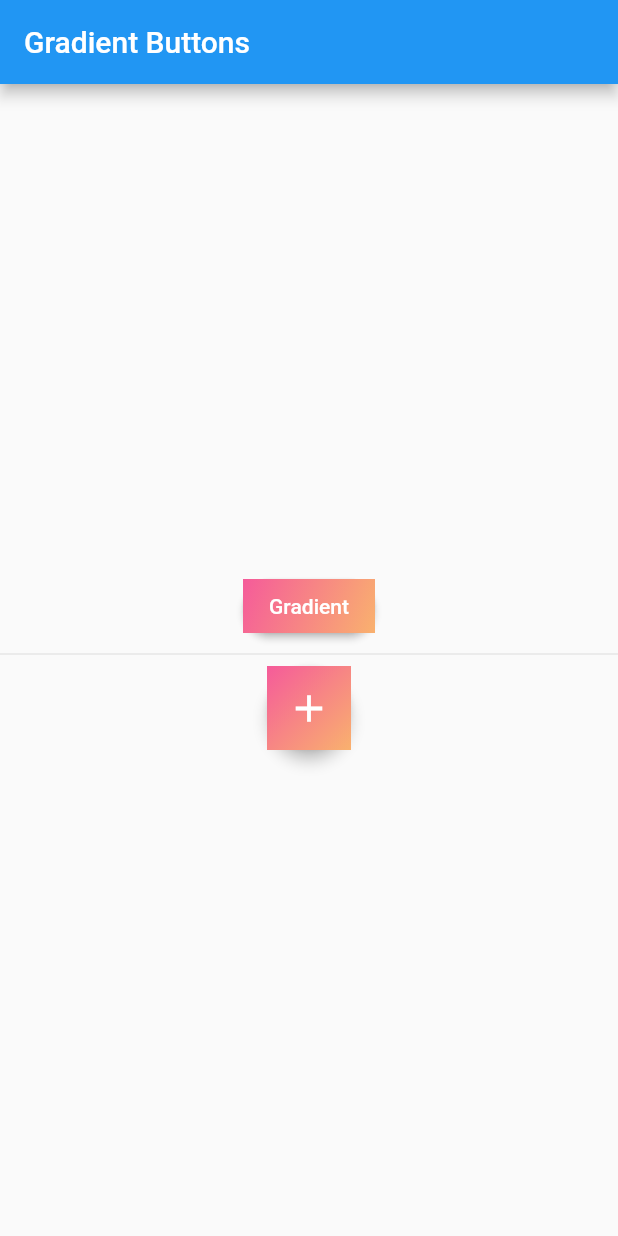
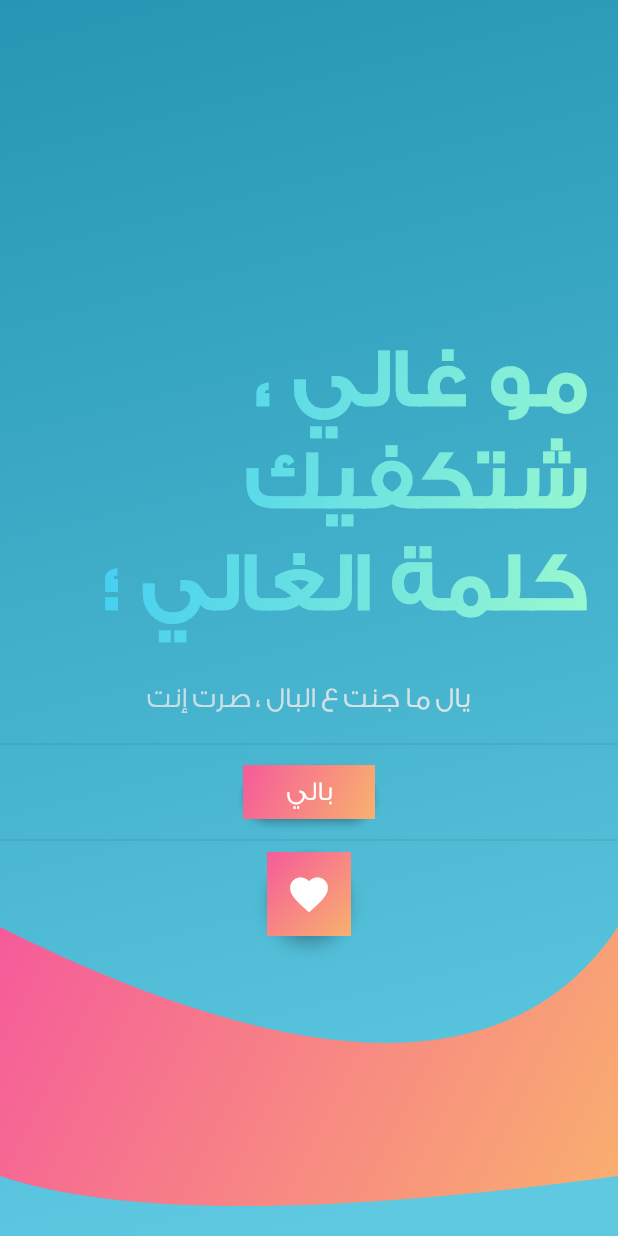
Before and after one commit to bluemix/Gradient-Screens, a Flutter app: the screen it shows after launch, on a phone screen of 412 x 824 dp. Run offline on Flutter 3.47's test engine with Material 2 defaults, Android fonts, the phone set to English and light mode, and no system bars.

Commit message:
gradient text and fonts

```diff
--- a/lib/main.dart
+++ b/lib/main.dart
@@ -1,4 +1,6 @@
 import 'package:flutter/material.dart';
+import 'package:gradient_buttons/utils.dart';
+import 'package:gradient_buttons/wavy_clipper.dart';
 
 void main() => runApp(new MyApp());
 
@@ -10,6 +12,10 @@ class MyApp extends StatelessWidget {
       theme: new ThemeData(
         primarySwatch: Colors.blue,
       ),
+      builder: (BuildContext context, Widget child) {
+        return appDirectionality(child);
+      },
+      debugShowCheckedModeBanner: false,
       home: new MyHomePage(title: 'Gradient Buttons'),
     );
   }
@@ -25,9 +31,73 @@ class MyHomePage extends StatefulWidget {
 }
 
 class _MyHomePageState extends State<MyHomePage> {
-  @override
-  Widget build(BuildContext context) {
-    BoxDecoration gradientBackDecoration() {
+  buildBackground() {
+    double width = MediaQuery.of(context).size.width;
+    double height = MediaQuery.of(context).size.height;
+
+    return Stack(
+      fit: StackFit.expand,
+      children: <Widget>[
+        Container(
+          decoration: gradientBack(),
+        ),
+        Column(
+          crossAxisAlignment: CrossAxisAlignment.center,
+          mainAxisSize: MainAxisSize.min,
+          mainAxisAlignment: MainAxisAlignment.start,
+          children: <Widget>[
+            Expanded(
+              flex: 3,
+              child: Center(),
+            ),
+            Expanded(
+                flex: 1,
+                child: Stack(
+                  fit: StackFit.loose,
+                  children: <Widget>[
+                    ClipPath(
+                      clipper: BottomWaveClipper(),
+                      child: new Container(
+                        // height: height * 0.25,
+                        // width: width * 1.0,
+                        padding: const EdgeInsets.all(20.0),
+                        decoration: new BoxDecoration(
+                          shape: BoxShape.rectangle,
+                          gradient: const LinearGradient(
+                            begin: Alignment.topLeft,
+                            end: Alignment.bottomRight,
+                            colors: const <Color>[
+                              Color(
+                                  0xffF55B9A), // <color name="bleu_de_france">#388DE3</color>
+                              Color(
+                                  0xffF9B16E), // <color name="summer_sky">#2BB2DF</color>
+                            ],
+                          ),
+                        ),
+                      ),
+                    ),
+                  ],
+                )),
+          ],
+        )
+      ],
+    );
+  }
+
+  BoxDecoration gradientBack() {
+    return const BoxDecoration(
+      gradient: const LinearGradient(
+        begin: Alignment.topLeft,
+        end: Alignment.bottomCenter,
+        colors: const <Color>[
+          Color(0xff2596B3), // <color name="pelorous">#2596B3</color>
+          Color(0xff5FC9E2), // <color name="viking">#5FC9E2</color>
+        ],
+      ),
+    );
+  }
+
+  BoxDecoration gradientButtonBack() {
     return const BoxDecoration(
       gradient: const LinearGradient(
         begin: Alignment.topLeft,
@@ -39,90 +109,100 @@ class _MyHomePageState extends State<MyHomePage> {
       ),
     );
   }
+
+  @override
+  Widget build(BuildContext context) {
     final ThemeData theme = Theme.of(context);
     final ButtonThemeData buttonTheme =
         ButtonTheme.of(context).copyWith(padding: const EdgeInsets.all(0.0));
 
+    final Shader linearGradient = LinearGradient(
+      begin: Alignment.topLeft,
+      end: Alignment.bottomCenter,
+      colors: <Color>[
+        Color(0xfff20BDFF),
+        Color(0xffA5FECB),
+      ],
+    ).createShader(Rect.fromLTWH(0.0, 0.0, 1000.0, 100.0));
+
+    final Shader linearGradient2 = LinearGradient(
+      begin: Alignment.topLeft,
+      end: Alignment.bottomCenter,
+      colors: <Color>[
+        Color(0xaaE8E8E8),
+        Color(0xffE8E8E8),
+      ],
+    ).createShader(Rect.fromLTWH(0.0, 0.0, 1000.0, 100.0));
+
     Widget gradientContainer(double incHeightBy, Widget child) => new Container(
           height: buttonTheme.height + incHeightBy,
           width: buttonTheme.minWidth,
-          decoration: gradientBackDecoration(),
+          decoration: gradientButtonBack(),
           child: Center(child: child),
         );
 
     return new Scaffold(
-      appBar: new AppBar(
-        title: new Text(widget.title),
-      ),
-      body: new Center(
+        // appBar: new AppBar(
+        //   title: new Text(widget.title),
+        // ),
+        body: Stack(
+      fit: StackFit.expand,
+      children: <Widget>[
+        buildBackground(),
+        new Center(
           child: new Column(
             mainAxisAlignment: MainAxisAlignment.center,
             children: <Widget>[
+              Padding(
+                padding: const EdgeInsets.all(20.0),
+                child: Text(
+                  'مو غالي ، شتكفيك كلمة الغالي ؛',
+                  style: new TextStyle(
+                      fontSize: 55.0,
+                      fontFamily: 'GE SS Bold',
+                      fontWeight: FontWeight.bold,
+                      foreground: Paint()..shader = linearGradient),
+                ),
+              ),
+              Padding(
+                padding: const EdgeInsets.all(10.0),
+                child: Text(
+                  'يال ما جنت ع البال ، صرت إنت',
+                  style: new TextStyle(
+                      fontSize: 19.0,
+                      fontFamily: 'GE SS Light',
+                      foreground: Paint()..shader = linearGradient2),
+                ),
+              ),
+              Divider(),
               RawMaterialButton(
                 fillColor: Colors.transparent,
-
                 padding: const EdgeInsets.all(0.0),
-              shape: RoundedRectangleBorder(borderRadius: BorderRadius.circular(20.0)),
+                shape: RoundedRectangleBorder(
+                    borderRadius: BorderRadius.circular(20.0)),
                 textStyle: theme.textTheme.button.copyWith(color: Colors.white),
                 onPressed: () => print('button pressed'),
-              child: gradientContainer(0.0, Text('Gradient'),),
+                child: gradientContainer(
+                  0.0,
+                  Text('بالي', style: TextStyle(fontFamily: 'GE SS Light', fontSize: 18.0),),
+                ),
               ),
               Divider(),
               FloatingActionButton(
                 foregroundColor: Colors.white,
                 onPressed: () => print('FAB clicked'),
                 elevation: 4.0,
-
-              child: gradientContainer(30.0, Icon(Icons.add, size: 30.0,)),
+                child: gradientContainer(
+                    30.0,
+                    Icon(
+                      Icons.favorite,
+                      size: 30.0,
+                    )),
               ),
-            // new MaterialButton(
-            //   height: 40.0,
-            //   minWidth: 70.0,
-            //   padding: buttonTheme.padding,
-            //   color: Theme.of(context).primaryColor,
-            //   textColor: Colors.white,
-            //   child: gradientContainer(),
-            //   onPressed: () => {},
-            //   splashColor: Colors.redAccent,
-            // ),
-            // RaisedButton(
-            //   color: Colors.orangeAccent,
-            //   onPressed: () => print('button pressed'),
-            //   padding: const EdgeInsets.all(0.0),
-            //   child: Container(
-            //     color: Colors.teal,
-            //     child: Padding(
-            //       padding: const EdgeInsets.all(5.0),
-            //       child: Text(
-            //         'Press me',
-            //         style: TextStyle(color: Colors.white),
-            //       ),
-            //     ),
-            //   ),
-            // ),
-            // Material(
-            //   elevation: 3.0,
-            //   child: InkWell(
-            //     onTap: () => print('physical model clicked'),
-            //     highlightColor: Colors.teal,
-            //     splashColor: Colors.yellow,
-            //     radius: 15.0,
-            //     child: AnimatedPhysicalModel(
-            //       shape: BoxShape.rectangle,
-            //       elevation: 3.0,
-            //       color: Colors.lightBlueAccent,
-            //       child: Text('Animated Physical Model'),
-            //       duration: Duration(seconds: 1),
-            //       curve: Curves.fastOutSlowIn,
-            //       borderRadius: BorderRadius.zero,
-            //       shadowColor: Colors.greenAccent,
-            //     ),
-            //   ),
-            // ),
-
             ],
           ),
         ),
-    );
+      ],
+    ));
   }
 }
--- /dev/null
+++ b/lib/utils.dart
@@ -0,0 +1,17 @@
+import 'package:flutter/widgets.dart';
+
+Directionality appDirectionality(Widget child) {
+  return new Directionality(
+    textDirection: TextDirection.rtl,
+    child: new Builder(
+      builder: (BuildContext context) {
+        return new MediaQuery(
+          data: MediaQuery.of(context).copyWith(
+                textScaleFactor: 1.0,
+              ),
+          child: child,
+        );
+      },
+    ),
+  );
+}
--- /dev/null
+++ b/lib/wavy_clipper.dart
@@ -0,0 +1,92 @@
+import 'package:flutter/material.dart';
+import 'dart:math' as math;
+
+class NotchedClipper extends CustomClipper<Path> {
+  NotchedClipper(
+      {this.radius,
+      this.topLeft = true,
+      this.bottomLeft = true,
+      this.bottomRight = true,
+      this.topRight = true});
+  final double radius;
+  final bool topLeft;
+  final bool bottomLeft;
+  final bool bottomRight;
+  final bool topRight;
+
+  @override
+  Path getClip(Size size) {
+    const double radius = 7.0;
+
+    Path path = new Path();
+
+    if (topLeft) {
+      Rect topLeftOval =
+          new Rect.fromCircle(center: new Offset(0.0, 0.0), radius: radius);
+      path.addArc(topLeftOval, (math.pi / 180) * 0, (math.pi / 180) * 180);
+    } else {
+      path.lineTo(0.0, 0.0);
+    }
+
+    if (bottomLeft) {
+      path.lineTo(0.0, size.height - radius);
+      path.relativeArcToPoint(new Offset(radius, radius),
+          radius: const Radius.circular(radius));
+      path.lineTo(size.width - radius, size.height);
+    } else {
+      path.lineTo(0.0, size.height);
+    }
+
+    if (bottomRight) {
+      path.lineTo(size.width - radius, size.height);
+
+      path.relativeArcToPoint(new Offset(radius * 2, 0.0),
+          radius: const Radius.circular(radius));
+    } else {
+      path.lineTo(size.width, size.height);
+    }
+
+    if (topRight) {
+      path.lineTo(size.width, size.height - radius);
+      path.lineTo(size.width, radius);
+      path.relativeArcToPoint(new Offset(-radius, -radius),
+          radius: const Radius.circular(radius));
+    } else {
+      path.lineTo(size.width, 0.0);
+    }
+
+    return path;
+  }
+
+  @override
+  bool shouldReclip(CustomClipper<Path> oldClipper) => false;
+}
+
+class BottomWaveClipper extends CustomClipper<Path> {
+  @override
+  Path getClip(Size size) {
+    Path path = new Path();
+    path.lineTo(0.0, size.height - 40);
+
+    var bottomControlPoint = new Offset(size.width / 3.5, size.height);
+    var bottomEndPoint = new Offset(size.width, size.height - 40);
+    path.quadraticBezierTo(bottomControlPoint.dx, bottomControlPoint.dy,
+        bottomEndPoint.dx, bottomEndPoint.dy);
+
+    path.lineTo(size.width, size.height - 0.0);
+    path.lineTo(size.width, 0.0);
+
+
+    var bottomControlPoint2 = new Offset(size.width * 0.75, size.height * 0.75);
+    var bottomEndPoint2 = new Offset(0.0, 0.0);
+    path.quadraticBezierTo(bottomControlPoint2.dx, bottomControlPoint2.dy,
+        bottomEndPoint2.dx, bottomEndPoint2.dy);
+
+    path.lineTo(0.0, 0.0);
+
+    return path;
+  }
+
+  @override
+  bool shouldReclip(CustomClipper<Path> oldClipper) => false;
+}
```
Also changed, not shown: pubspec.yaml (+7 -14 lines), art/Simulator Screen Shot - iPhone 6s - 2018-08-06 at 14.38.20.png (added), art/Simulator Screen Shot - iPhone 6s - 2018-08-06 at 15.44.43.png (added), art/Simulator Screen Shot - iPhone 6s - 2018-08-06 at 18.59.18.png (added), art/Simulator Screen Shot - iPhone 6s - 2018-08-06 at 19.33.09.png (added), fonts/GE_SS_Two_Light.otf (added), fonts/GE_SS_Two_Medium.otf (added). Lines whose indentation alone changed are shown as unchanged.
